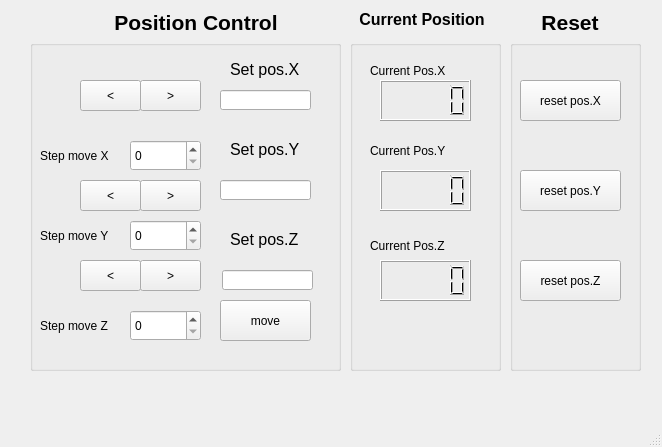
First picture: the form in motor/GUI/XYZWidget.ui, repository zhixing1996/pytct, before the edit.
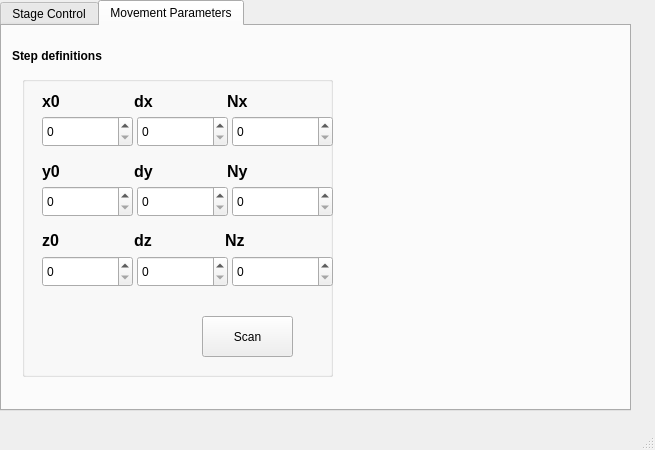
Second picture: the form after the edit.

Commit message: add scanning table

Diff of the .ui file:
```diff
--- a/motor/GUI/XYZWidget.ui
+++ b/motor/GUI/XYZWidget.ui
@@ -9,19 +9,213 @@
    <rect>
     <x>0</x>
     <y>0</y>
-    <width>662</width>
-    <height>447</height>
+    <width>655</width>
+    <height>450</height>
    </rect>
   </property>
+  <property name="sizePolicy">
+   <sizepolicy hsizetype="Preferred" vsizetype="Preferred">
+    <horstretch>0</horstretch>
+    <verstretch>0</verstretch>
+   </sizepolicy>
+  </property>
+  <property name="minimumSize">
+   <size>
+    <width>655</width>
+    <height>450</height>
+   </size>
+  </property>
+  <property name="maximumSize">
+   <size>
+    <width>655</width>
+    <height>450</height>
+   </size>
+  </property>
   <property name="windowTitle">
    <string>MainWindow</string>
   </property>
   <widget class="QWidget" name="centralwidget">
+   <widget class="QTabWidget" name="tabWidget">
+    <property name="geometry">
+     <rect>
+      <x>0</x>
+      <y>0</y>
+      <width>631</width>
+      <height>411</height>
+     </rect>
+    </property>
+    <property name="currentIndex">
+     <number>1</number>
+    </property>
+    <widget class="QWidget" name="tab">
+     <attribute name="title">
+      <string>Stage Control</string>
+     </attribute>
+     <widget class="QLabel" name="label_4">
+      <property name="geometry">
+       <rect>
+        <x>510</x>
+        <y>0</y>
+        <width>60</width>
+        <height>24</height>
+       </rect>
+      </property>
+      <property name="text">
+       <string>&lt;html&gt;&lt;head/&gt;&lt;body&gt;&lt;p align=&quot;center&quot;&gt;&lt;span style=&quot; font-size:16pt; font-weight:600;&quot;&gt;Reset&lt;/span&gt;&lt;/p&gt;&lt;/body&gt;&lt;/html&gt;</string>
+      </property>
+     </widget>
+     <widget class="QGroupBox" name="groupBox_2">
+      <property name="geometry">
+       <rect>
+        <x>480</x>
+        <y>30</y>
+        <width>131</width>
+        <height>331</height>
+       </rect>
+      </property>
+      <property name="title">
+       <string/>
+      </property>
+      <widget class="QPushButton" name="ResetPosX">
+       <property name="geometry">
+        <rect>
+         <x>10</x>
+         <y>40</y>
+         <width>101</width>
+         <height>41</height>
+        </rect>
+       </property>
+       <property name="text">
+        <string>reset pos.X</string>
+       </property>
+      </widget>
+      <widget class="QPushButton" name="ResetPosY">
+       <property name="geometry">
+        <rect>
+         <x>10</x>
+         <y>130</y>
+         <width>101</width>
+         <height>41</height>
+        </rect>
+       </property>
+       <property name="text">
+        <string>reset pos.Y</string>
+       </property>
+      </widget>
+      <widget class="QPushButton" name="ResetPosZ">
+       <property name="geometry">
+        <rect>
+         <x>10</x>
+         <y>220</y>
+         <width>101</width>
+         <height>41</height>
+        </rect>
+       </property>
+       <property name="text">
+        <string>reset pos.Z</string>
+       </property>
+      </widget>
+     </widget>
+     <widget class="QLabel" name="label_8">
+      <property name="geometry">
+       <rect>
+        <x>320</x>
+        <y>0</y>
+        <width>144</width>
+        <height>18</height>
+       </rect>
+      </property>
+      <property name="text">
+       <string>&lt;html&gt;&lt;head/&gt;&lt;body&gt;&lt;p align=&quot;center&quot;&gt;&lt;span style=&quot; font-size:12pt; font-weight:600;&quot;&gt;Current Position&lt;/span&gt;&lt;/p&gt;&lt;/body&gt;&lt;/html&gt;</string>
+      </property>
+     </widget>
+     <widget class="QGroupBox" name="groupBox_3">
+      <property name="geometry">
+       <rect>
+        <x>320</x>
+        <y>30</y>
+        <width>151</width>
+        <height>331</height>
+       </rect>
+      </property>
+      <property name="title">
+       <string/>
+      </property>
+      <widget class="QLCDNumber" name="CurrentPosX">
+       <property name="geometry">
+        <rect>
+         <x>30</x>
+         <y>40</y>
+         <width>91</width>
+         <height>41</height>
+        </rect>
+       </property>
+      </widget>
+      <widget class="QLCDNumber" name="CurrentPosY">
+       <property name="geometry">
+        <rect>
+         <x>30</x>
+         <y>130</y>
+         <width>91</width>
+         <height>41</height>
+        </rect>
+       </property>
+      </widget>
+      <widget class="QLCDNumber" name="CurrentPosZ">
+       <property name="geometry">
+        <rect>
+         <x>30</x>
+         <y>220</y>
+         <width>91</width>
+         <height>41</height>
+        </rect>
+       </property>
+      </widget>
+      <widget class="QLabel" name="label_9">
+       <property name="geometry">
+        <rect>
+         <x>20</x>
+         <y>20</y>
+         <width>81</width>
+         <height>21</height>
+        </rect>
+       </property>
+       <property name="text">
+        <string>Current Pos.X</string>
+       </property>
+      </widget>
+      <widget class="QLabel" name="label_10">
+       <property name="geometry">
+        <rect>
+         <x>20</x>
+         <y>100</y>
+         <width>91</width>
+         <height>21</height>
+        </rect>
+       </property>
+       <property name="text">
+        <string>Current Pos.Y</string>
+       </property>
+      </widget>
+      <widget class="QLabel" name="label_11">
+       <property name="geometry">
+        <rect>
+         <x>20</x>
+         <y>190</y>
+         <width>91</width>
+         <height>31</height>
+        </rect>
+       </property>
+       <property name="text">
+        <string>Current Pos.Z</string>
+       </property>
+      </widget>
+     </widget>
    <widget class="QLabel" name="PosContr">
     <property name="geometry">
      <rect>
-      <x>100</x>
-      <y>10</y>
+        <x>70</x>
+        <y>0</y>
       <width>192</width>
       <height>24</height>
      </rect>
@@ -33,8 +227,8 @@
    <widget class="QGroupBox" name="groupBox">
     <property name="geometry">
      <rect>
-      <x>30</x>
-      <y>40</y>
+        <x>0</x>
+        <y>30</y>
       <width>311</width>
       <height>331</height>
      </rect>
@@ -281,164 +475,277 @@
      </property>
     </widget>
    </widget>
-   <widget class="QLabel" name="label_4">
-    <property name="geometry">
-     <rect>
-      <x>540</x>
-      <y>10</y>
-      <width>60</width>
-      <height>24</height>
-     </rect>
-    </property>
-    <property name="text">
-     <string>&lt;html&gt;&lt;head/&gt;&lt;body&gt;&lt;p align=&quot;center&quot;&gt;&lt;span style=&quot; font-size:16pt; font-weight:600;&quot;&gt;Reset&lt;/span&gt;&lt;/p&gt;&lt;/body&gt;&lt;/html&gt;</string>
-    </property>
-   </widget>
-   <widget class="QGroupBox" name="groupBox_2">
+    </widget>
+    <widget class="QWidget" name="tab_2">
+     <attribute name="title">
+      <string>Movement Parameters</string>
+     </attribute>
+     <widget class="QLabel" name="label_12">
     <property name="geometry">
      <rect>
-      <x>510</x>
-      <y>40</y>
-      <width>131</width>
-      <height>331</height>
-     </rect>
-    </property>
-    <property name="title">
-     <string/>
-    </property>
-    <widget class="QPushButton" name="ResetPosX">
-     <property name="geometry">
-      <rect>
        <x>10</x>
-       <y>40</y>
-       <width>101</width>
-       <height>41</height>
-      </rect>
-     </property>
-     <property name="text">
-      <string>reset pos.X</string>
-     </property>
-    </widget>
-    <widget class="QPushButton" name="ResetPosY">
-     <property name="geometry">
-      <rect>
-       <x>10</x>
-       <y>130</y>
-       <width>101</width>
-       <height>41</height>
-      </rect>
-     </property>
-     <property name="text">
-      <string>reset pos.Y</string>
-     </property>
-    </widget>
-    <widget class="QPushButton" name="ResetPosZ">
-     <property name="geometry">
-      <rect>
-       <x>10</x>
-       <y>220</y>
-       <width>101</width>
-       <height>41</height>
-      </rect>
-     </property>
-     <property name="text">
-      <string>reset pos.Z</string>
-     </property>
-    </widget>
-   </widget>
-   <widget class="QLabel" name="label_8">
-    <property name="geometry">
-     <rect>
-      <x>350</x>
-      <y>10</y>
-      <width>144</width>
-      <height>18</height>
-     </rect>
-    </property>
-    <property name="text">
-     <string>&lt;html&gt;&lt;head/&gt;&lt;body&gt;&lt;p align=&quot;center&quot;&gt;&lt;span style=&quot; font-size:12pt; font-weight:600;&quot;&gt;Current Position&lt;/span&gt;&lt;/p&gt;&lt;/body&gt;&lt;/html&gt;</string>
-    </property>
-   </widget>
-   <widget class="QGroupBox" name="groupBox_3">
-    <property name="geometry">
-     <rect>
-      <x>350</x>
-      <y>40</y>
-      <width>151</width>
-      <height>331</height>
-     </rect>
-    </property>
-    <property name="title">
-     <string/>
-    </property>
-    <widget class="QLCDNumber" name="CurrentPosX">
-     <property name="geometry">
-      <rect>
-       <x>30</x>
-       <y>40</y>
-       <width>91</width>
-       <height>41</height>
-      </rect>
-     </property>
-    </widget>
-    <widget class="QLCDNumber" name="CurrentPosY">
-     <property name="geometry">
-      <rect>
-       <x>30</x>
-       <y>130</y>
-       <width>91</width>
-       <height>41</height>
-      </rect>
-     </property>
-    </widget>
-    <widget class="QLCDNumber" name="CurrentPosZ">
-     <property name="geometry">
-      <rect>
-       <x>30</x>
-       <y>220</y>
-       <width>91</width>
-       <height>41</height>
-      </rect>
-     </property>
-    </widget>
-    <widget class="QLabel" name="label_9">
-     <property name="geometry">
-      <rect>
-       <x>20</x>
        <y>20</y>
-       <width>81</width>
+        <width>111</width>
        <height>21</height>
       </rect>
      </property>
      <property name="text">
-      <string>Current Pos.X</string>
-     </property>
-    </widget>
-    <widget class="QLabel" name="label_10">
+       <string>&lt;html&gt;&lt;head/&gt;&lt;body&gt;&lt;p&gt;&lt;span style=&quot; font-weight:600;&quot;&gt;Step definitions&lt;/span&gt;&lt;/p&gt;&lt;/body&gt;&lt;/html&gt;</string>
+      </property>
+     </widget>
+     <widget class="QGroupBox" name="groupBox_4">
      <property name="geometry">
       <rect>
        <x>20</x>
-       <y>100</y>
+        <y>50</y>
+        <width>311</width>
+        <height>301</height>
+       </rect>
+      </property>
+      <property name="title">
+       <string/>
+      </property>
+      <widget class="QSpinBox" name="x0">
+       <property name="geometry">
+        <rect>
+         <x>20</x>
+         <y>40</y>
        <width>91</width>
-       <height>21</height>
-      </rect>
-     </property>
-     <property name="text">
-      <string>Current Pos.Y</string>
-     </property>
-    </widget>
-    <widget class="QLabel" name="label_11">
+         <height>31</height>
+        </rect>
+       </property>
+      </widget>
+      <widget class="QSpinBox" name="dx">
+       <property name="geometry">
+        <rect>
+         <x>115</x>
+         <y>40</y>
+         <width>91</width>
+         <height>31</height>
+        </rect>
+       </property>
+      </widget>
+      <widget class="QSpinBox" name="Nx">
      <property name="geometry">
       <rect>
+         <x>210</x>
+         <y>40</y>
+         <width>101</width>
+         <height>31</height>
+        </rect>
+       </property>
+      </widget>
+      <widget class="QSpinBox" name="y0">
+       <property name="geometry">
+        <rect>
        <x>20</x>
-       <y>190</y>
+         <y>110</y>
        <width>91</width>
        <height>31</height>
       </rect>
      </property>
+       <property name="sizePolicy">
+        <sizepolicy hsizetype="Minimum" vsizetype="Fixed">
+         <horstretch>0</horstretch>
+         <verstretch>0</verstretch>
+        </sizepolicy>
+       </property>
+       <property name="minimumSize">
+        <size>
+         <width>0</width>
+         <height>0</height>
+        </size>
+       </property>
+       <property name="sizeIncrement">
+        <size>
+         <width>0</width>
+         <height>20</height>
+        </size>
+       </property>
+       <property name="minimum">
+        <number>0</number>
+       </property>
+      </widget>
+      <widget class="QSpinBox" name="Ny">
+       <property name="geometry">
+        <rect>
+         <x>210</x>
+         <y>110</y>
+         <width>101</width>
+         <height>31</height>
+        </rect>
+       </property>
+      </widget>
+      <widget class="QSpinBox" name="dy">
+       <property name="geometry">
+        <rect>
+         <x>115</x>
+         <y>110</y>
+         <width>91</width>
+         <height>31</height>
+        </rect>
+       </property>
+      </widget>
+      <widget class="QSpinBox" name="z0">
+       <property name="geometry">
+        <rect>
+         <x>20</x>
+         <y>180</y>
+         <width>91</width>
+         <height>31</height>
+        </rect>
+       </property>
+      </widget>
+      <widget class="QSpinBox" name="Nz">
+       <property name="geometry">
+        <rect>
+         <x>210</x>
+         <y>180</y>
+         <width>101</width>
+         <height>31</height>
+        </rect>
+       </property>
+      </widget>
+      <widget class="QSpinBox" name="dz">
+       <property name="geometry">
+        <rect>
+         <x>115</x>
+         <y>180</y>
+         <width>91</width>
+         <height>31</height>
+        </rect>
+       </property>
+      </widget>
+      <widget class="QLabel" name="label_19">
+       <property name="geometry">
+        <rect>
+         <x>20</x>
+         <y>150</y>
+         <width>86</width>
+         <height>29</height>
+        </rect>
+       </property>
      <property name="text">
-      <string>Current Pos.Z</string>
-     </property>
+        <string>&lt;html&gt;&lt;head/&gt;&lt;body&gt;&lt;p&gt;&lt;span style=&quot; font-size:12pt; font-weight:600;&quot;&gt;z0&lt;/span&gt;&lt;/p&gt;&lt;/body&gt;&lt;/html&gt;</string>
+       </property>
+      </widget>
+      <widget class="QLabel" name="label_20">
+       <property name="geometry">
+        <rect>
+         <x>112</x>
+         <y>150</y>
+         <width>85</width>
+         <height>29</height>
+        </rect>
+       </property>
+       <property name="text">
+        <string>&lt;html&gt;&lt;head/&gt;&lt;body&gt;&lt;p&gt;&lt;span style=&quot; font-size:12pt; font-weight:600;&quot;&gt;dz&lt;/span&gt;&lt;/p&gt;&lt;/body&gt;&lt;/html&gt;</string>
+       </property>
+      </widget>
+      <widget class="QLabel" name="label_21">
+       <property name="geometry">
+        <rect>
+         <x>203</x>
+         <y>150</y>
+         <width>86</width>
+         <height>29</height>
+        </rect>
+       </property>
+       <property name="text">
+        <string>&lt;html&gt;&lt;head/&gt;&lt;body&gt;&lt;p&gt;&lt;span style=&quot; font-size:12pt; font-weight:600;&quot;&gt;Nz&lt;/span&gt;&lt;/p&gt;&lt;/body&gt;&lt;/html&gt;</string>
+       </property>
+      </widget>
+      <widget class="QPushButton" name="ScanBut">
+       <property name="geometry">
+        <rect>
+         <x>180</x>
+         <y>240</y>
+         <width>91</width>
+         <height>41</height>
+        </rect>
+       </property>
+       <property name="text">
+        <string>Scan</string>
+       </property>
+      </widget>
+      <widget class="QWidget" name="">
+       <property name="geometry">
+        <rect>
+         <x>20</x>
+         <y>10</y>
+         <width>271</width>
+         <height>31</height>
+        </rect>
+       </property>
+       <layout class="QHBoxLayout" name="horizontalLayout">
+        <item>
+         <widget class="QLabel" name="label_13">
+          <property name="text">
+           <string>&lt;html&gt;&lt;head/&gt;&lt;body&gt;&lt;p&gt;&lt;span style=&quot; font-size:12pt; font-weight:600;&quot;&gt;x0&lt;/span&gt;&lt;/p&gt;&lt;/body&gt;&lt;/html&gt;</string>
+          </property>
+         </widget>
+        </item>
+        <item>
+         <widget class="QLabel" name="label_14">
+          <property name="text">
+           <string>&lt;html&gt;&lt;head/&gt;&lt;body&gt;&lt;p&gt;&lt;span style=&quot; font-size:12pt; font-weight:600;&quot;&gt;dx&lt;/span&gt;&lt;/p&gt;&lt;/body&gt;&lt;/html&gt;</string>
+          </property>
+         </widget>
+        </item>
+        <item>
+         <widget class="QLabel" name="label_15">
+          <property name="text">
+           <string>&lt;html&gt;&lt;head/&gt;&lt;body&gt;&lt;p&gt;&lt;span style=&quot; font-size:12pt; font-weight:600;&quot;&gt;Nx&lt;/span&gt;&lt;/p&gt;&lt;/body&gt;&lt;/html&gt;</string>
+          </property>
+         </widget>
+        </item>
+       </layout>
+      </widget>
+      <widget class="QWidget" name="">
+       <property name="geometry">
+        <rect>
+         <x>20</x>
+         <y>80</y>
+         <width>271</width>
+         <height>31</height>
+        </rect>
+       </property>
+       <layout class="QHBoxLayout" name="horizontalLayout_2">
+        <item>
+         <widget class="QLabel" name="label_16">
+          <property name="text">
+           <string>&lt;html&gt;&lt;head/&gt;&lt;body&gt;&lt;p&gt;&lt;span style=&quot; font-size:12pt; font-weight:600;&quot;&gt;y0&lt;/span&gt;&lt;/p&gt;&lt;/body&gt;&lt;/html&gt;</string>
+          </property>
+         </widget>
+        </item>
+        <item>
+         <widget class="QLabel" name="label_17">
+          <property name="text">
+           <string>&lt;html&gt;&lt;head/&gt;&lt;body&gt;&lt;p&gt;&lt;span style=&quot; font-size:12pt; font-weight:600;&quot;&gt;dy&lt;/span&gt;&lt;/p&gt;&lt;/body&gt;&lt;/html&gt;</string>
+          </property>
+         </widget>
+        </item>
+        <item>
+         <widget class="QLabel" name="label_18">
+          <property name="text">
+           <string>&lt;html&gt;&lt;head/&gt;&lt;body&gt;&lt;p&gt;&lt;span style=&quot; font-size:12pt; font-weight:600;&quot;&gt;Ny&lt;/span&gt;&lt;/p&gt;&lt;/body&gt;&lt;/html&gt;</string>
+          </property>
+         </widget>
+        </item>
+       </layout>
+      </widget>
+      <widget class="QWidget" name="">
+       <property name="geometry">
+        <rect>
+         <x>20</x>
+         <y>150</y>
+         <width>271</width>
+         <height>31</height>
+        </rect>
+       </property>
+       <layout class="QHBoxLayout" name="horizontalLayout_3"/>
+      </widget>
+     </widget>
     </widget>
    </widget>
   </widget>
```
Left out of the diff: 2 changed lines with no effect on the pictures. Lines whose indentation alone changed are shown as unchanged. The commit also changes 1 other file.
